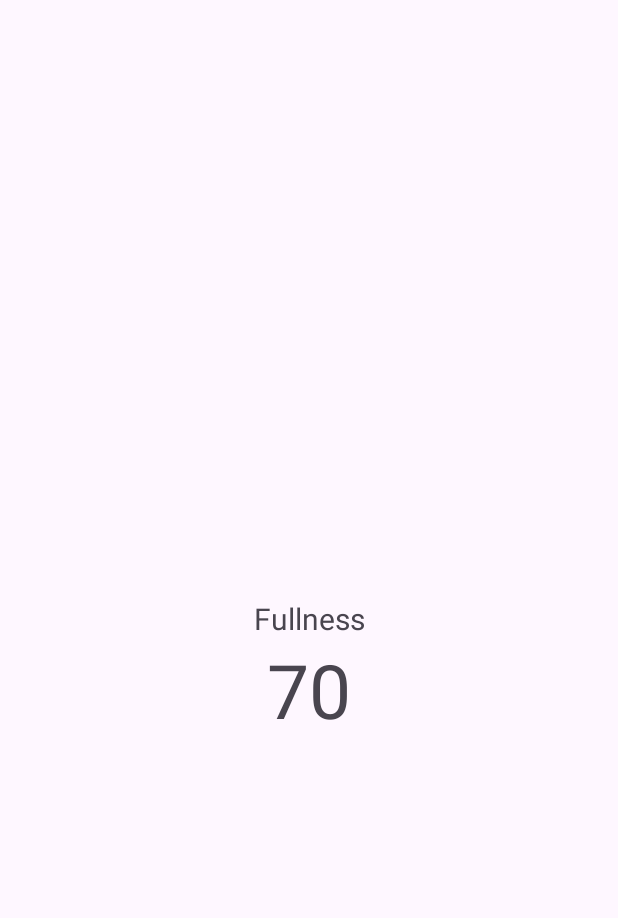
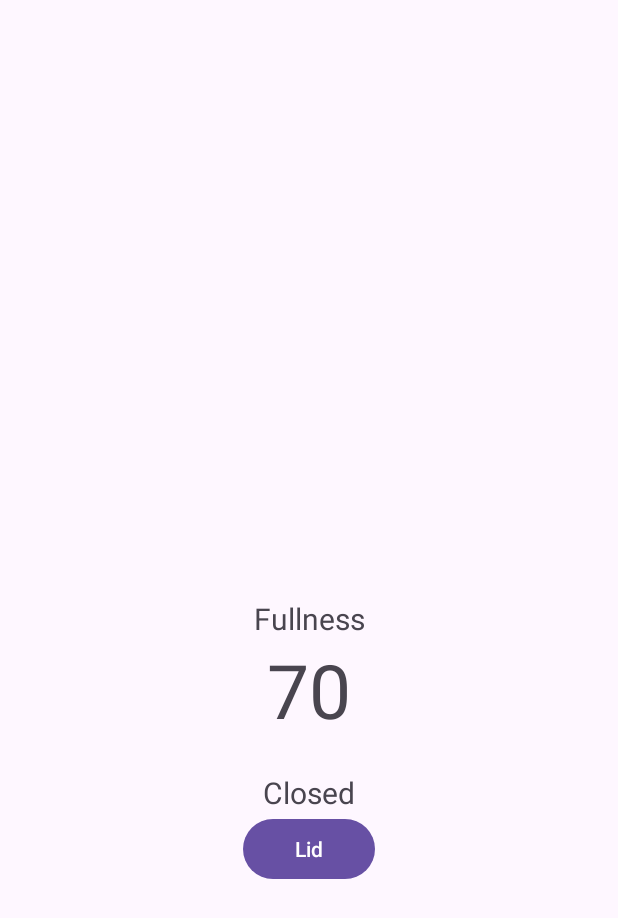
Before and after one commit to KaiserIrfan/iot-smart-waste-management-system, an Android app: the screen it shows after launch (MainActivity), on a phone screen of 412 x 824 dp. Shown: the top 918 px of the screen. Run offline under Robolectric (Android 15) with nearby library versions, the phone set to English and light mode, and no system bars; our stand-ins replace Firebase (no records; nobody signed in at launch, a user with empty details on screens opened directly).

Commit message:
lid status and control button

```diff
--- a/Application/SmartBin/app/src/main/java/com/example/smartbin/MainActivity.java
+++ b/Application/SmartBin/app/src/main/java/com/example/smartbin/MainActivity.java
@@ -1,6 +1,8 @@
 package com.example.smartbin;
 
 import android.os.Bundle;
+import android.view.View;
+import android.widget.Button;
 import android.widget.TextView;
 import android.util.Log;
 
@@ -19,7 +21,9 @@ import com.google.firebase.database.FirebaseDatabase;
 import com.google.firebase.database.ValueEventListener;
 
 public class MainActivity extends AppCompatActivity {
-    private TextView fullness;
+    private TextView fullness, lid_status;
+    private Button lidButton;
+    private boolean lidStatus;
 
     @Override
     protected void onCreate(Bundle savedInstanceState) {
@@ -28,8 +32,10 @@ public class MainActivity extends AppCompatActivity {
         setContentView(R.layout.activity_main);
 
         FirebaseDatabase database = FirebaseDatabase.getInstance();
-        DatabaseReference dbref = database.getReference("Readings");
+        DatabaseReference dbref;
         fullness = findViewById(R.id.Fullness);
+        lid_status = findViewById(R.id.lid_status);
+        lidButton = findViewById(R.id.lid_status_button);
 
         ViewCompat.setOnApplyWindowInsetsListener(findViewById(R.id.main), (v, insets) -> {
             Insets systemBars = insets.getInsets(WindowInsetsCompat.Type.systemBars());
@@ -37,6 +43,7 @@ public class MainActivity extends AppCompatActivity {
             return insets;
         });
 
+        dbref = database.getReference("Readings");
         dbref.child("Fullness").addValueEventListener(new ValueEventListener() {
             @Override
             public void onDataChange(@NonNull DataSnapshot snapshot) {
@@ -50,5 +57,28 @@ public class MainActivity extends AppCompatActivity {
                 Log.w("Failed to read value.", error.toException());
             }
         });
+        dbref = database.getReference("open_lid");
+        DatabaseReference finalDbref = dbref;
+        finalDbref.addValueEventListener(new ValueEventListener() {
+            @Override
+            public void onDataChange(@NonNull DataSnapshot snapshot) {
+                lidStatus = Boolean.TRUE.equals(snapshot.getValue(Boolean.class));
+                lid_status.setText(lidStatus ? "Open" : "Closed");
+            }
+            @Override
+            public void onCancelled(@NonNull DatabaseError error) {
+                Log.w("Failed to read value.", error.toException());
+            }
+        });
+        lidButton.setOnClickListener(new View.OnClickListener() {
+            @Override
+            public void onClick(View v) {
+                if (lidStatus) {
+                    finalDbref.setValue(false);
+                } else {
+                    finalDbref.setValue(true);
+                }
+            }
+        });
     }
 }
--- a/Application/SmartBin/app/src/main/res/layout/activity_main.xml
+++ b/Application/SmartBin/app/src/main/res/layout/activity_main.xml
@@ -28,5 +28,25 @@
         app:layout_constraintStart_toStartOf="parent"
         app:layout_constraintTop_toBottomOf="@+id/FullnessTxt" />
 
+    <TextView
+        android:id="@+id/lid_status"
+        android:layout_width="wrap_content"
+        android:layout_height="wrap_content"
+        android:layout_marginTop="21dp"
+        android:text="Open"
+        android:textSize="20dp"
+        app:layout_constraintEnd_toEndOf="parent"
+        app:layout_constraintStart_toStartOf="parent"
+        app:layout_constraintTop_toBottomOf="@+id/Fullness" />
+
+    <Button
+        android:id="@+id/lid_status_button"
+        android:layout_width="wrap_content"
+        android:layout_height="wrap_content"
+        android:text="Lid"
+        app:layout_constraintEnd_toEndOf="@+id/lid_status"
+        app:layout_constraintStart_toStartOf="@+id/lid_status"
+        app:layout_constraintTop_toBottomOf="@+id/lid_status" />
+
 
 </androidx.constraintlayout.widget.ConstraintLayout>
```
